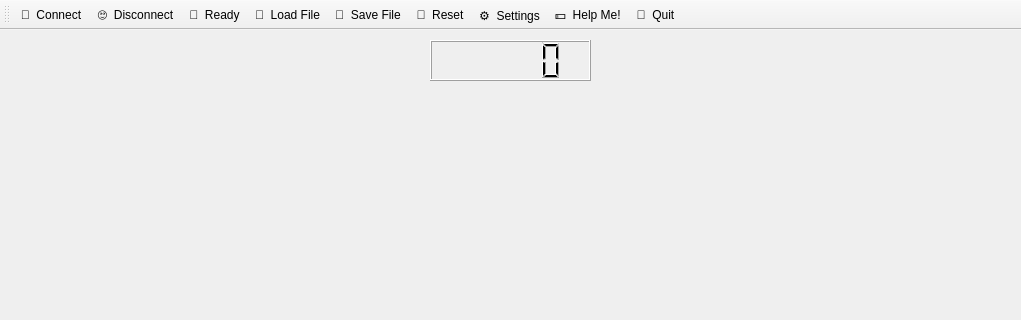
This is mainwindow.ui in LyricZhao/QtChineseChess as Qt 5 draws it before an edit; both pictures show x 0 to 1021 and y 0 to 320 of the 1021 by 722 pixel window. The edited form follows.
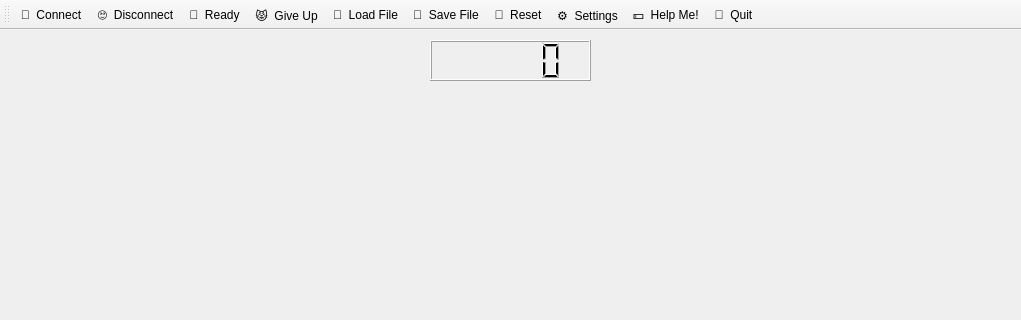
This is the edited form. Icons and pictures are not drawn.

Diff of the .ui file:
```diff
--- a/mainwindow.ui
+++ b/mainwindow.ui
@@ -57,6 +57,7 @@
    <addaction name="actionConnect"/>
    <addaction name="action_Disconnect"/>
    <addaction name="actionNew_Game"/>
+   <addaction name="action_Give_Up"/>
    <addaction name="action_Load_File"/>
    <addaction name="action_Save_File"/>
    <addaction name="action_Reset"/>
@@ -160,6 +161,17 @@
     <string>Reset to the original board!</string>
    </property>
   </action>
+  <action name="action_Give_Up">
+   <property name="text">
+    <string>😾  Give Up</string>
+   </property>
+   <property name="toolTip">
+    <string>Give up the game!</string>
+   </property>
+   <property name="shortcut">
+    <string>Ctrl+G</string>
+   </property>
+  </action>
  </widget>
  <layoutdefault spacing="6" margin="11"/>
  <resources>
```
